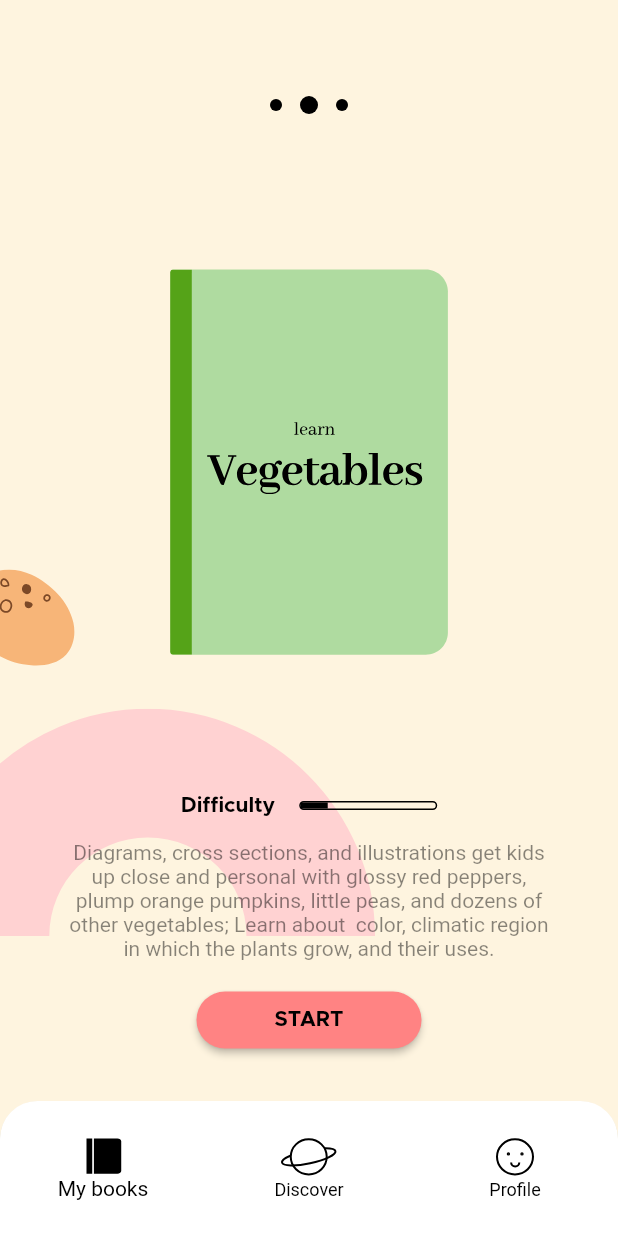
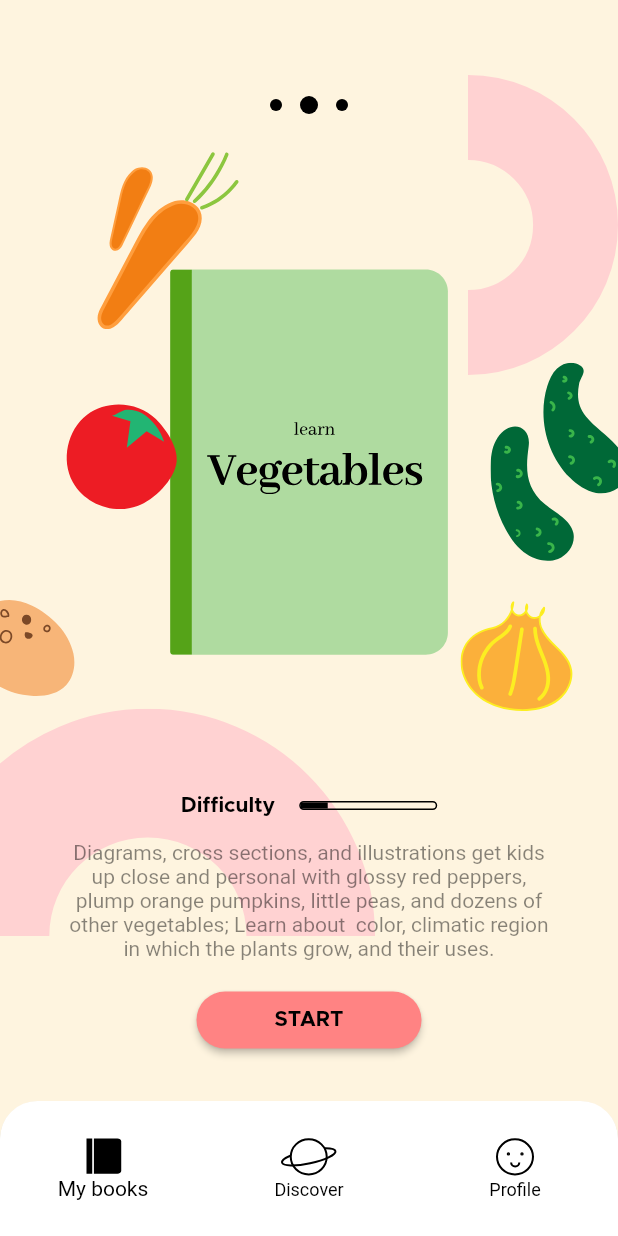
Before and after one commit to kevynrocha/flutter_education, a Flutter app: the screen it shows after launch, swiped to page 2, on a phone screen of 412 x 824 dp. Run offline on Flutter 3.47's test engine with Material 2 defaults, Android fonts, the phone set to English and light mode, and no system bars; our stand-ins replace flutter_svg, google_fonts.

Commit message:
feature: created animate vegetables

```diff
--- a/lib/home/presentation/widgets/animated_items_widget.dart
+++ b/lib/home/presentation/widgets/animated_items_widget.dart
@@ -21,23 +21,23 @@ class AnimatedItemsWidget extends StatelessWidget {
 }
 
 class _PlantAnimatedItems extends StatelessWidget {
-  static const double _size01 = 50;
-  static const double _size02 = 60;
-  static const double _size03 = 70;
-  static const double _size04 = 100;
-  static const double _size05 = 150;
-  static const double _size06 = 250;
+  static const double _size1 = 50;
+  static const double _size2 = 60;
+  static const double _size3 = 70;
+  static const double _size4 = 100;
+  static const double _size5 = 150;
+  static const double _size6 = 250;
 
   _PlantAnimatedItems({required this.factor});
 
   final double factor;
 
   final _tween1 = EdgeInsetsTween(
-    begin: const EdgeInsets.only(left: 120, top: 80),
+    begin: const EdgeInsets.only(left: 120, top: 79),
     end: const EdgeInsets.only(left: -70, top: -50),
   );
 
-  final _tween2 = Tween<double>(begin: 0, end: -_size04);
+  final _tween2 = Tween<double>(begin: 0, end: -_size4);
 
   final _tween3 = TweenSequence<double>([
     TweenSequenceItem(
@@ -49,35 +49,50 @@ class _PlantAnimatedItems extends StatelessWidget {
       weight: 1,
     ),
     TweenSequenceItem(
-      tween: Tween(begin: 0, end: -_size06),
+      tween: Tween(begin: 0, end: -_size6),
       weight: 1,
     ),
   ]);
 
   final _tween4 = EdgeInsetsTween(
-    begin: const EdgeInsets.only(right: _size03, top: 360),
-    end: const EdgeInsets.only(right: -_size03, top: 300),
+    begin: const EdgeInsets.only(right: _size3, top: 360),
+    end: const EdgeInsets.only(right: -_size3, top: 300),
   );
 
   final _tween5 = EdgeInsetsTween(
     begin: const EdgeInsets.only(right: 0, bottom: 320),
-    end: const EdgeInsets.only(right: -_size01, bottom: 200),
+    end: const EdgeInsets.only(right: -_size1, bottom: 200),
   );
 
   final _tween6 = EdgeInsetsTween(
     begin: const EdgeInsets.only(right: 0, top: 80),
-    end: const EdgeInsets.only(right: -_size05, top: 0),
+    end: const EdgeInsets.only(right: -_size5, top: 0),
   );
 
   final _tween7 = EdgeInsetsTween(
     begin: const EdgeInsets.only(left: 30, top: 180),
-    end: const EdgeInsets.only(left: 60, top: -_size03),
+    end: const EdgeInsets.only(left: 60, top: -_size3),
   );
 
   final _tween8 = EdgeInsetsTween(
     begin: const EdgeInsets.only(left: 30, top: 80),
-    end: const EdgeInsets.only(left: -_size05, top: 0),
+    end: const EdgeInsets.only(left: -_size5, top: 0),
   );
+
+  final _tween9 = TweenSequence<double>([
+    TweenSequenceItem(
+      tween: Tween(begin: -30, end: 0),
+      weight: 1,
+    ),
+    TweenSequenceItem(
+      tween: Tween(begin: 0, end: 0),
+      weight: 1,
+    ),
+    TweenSequenceItem(
+      tween: Tween(begin: 0, end: -_size4),
+      weight: 1,
+    ),
+  ]);
 
   @override
   Widget build(BuildContext context) {
@@ -88,7 +103,15 @@ class _PlantAnimatedItems extends StatelessWidget {
           bottom: 200,
           child: SvgPicture.asset(
             'assets/images/plant/animated_plant_7.svg',
-            width: _size06,
+            width: _size6,
+          ),
+        ),
+        Positioned(
+          right: _tween9.evaluate(AlwaysStoppedAnimation(factor * 3 / 2)),
+          top: 50,
+          child: SvgPicture.asset(
+            'assets/images/plant/animated_plant_9.svg',
+            width: _size4,
           ),
         ),
         Positioned(
@@ -96,7 +119,7 @@ class _PlantAnimatedItems extends StatelessWidget {
           bottom: 300,
           child: SvgPicture.asset(
             'assets/images/plant/animated_plant_1.svg',
-            width: _size04,
+            width: _size4,
           ),
         ),
         Positioned(
@@ -104,7 +127,7 @@ class _PlantAnimatedItems extends StatelessWidget {
           top: _tween4.evaluate(AlwaysStoppedAnimation(factor * 3)).top,
           child: SvgPicture.asset(
             'assets/images/plant/animated_plant_2.svg',
-            width: _size03,
+            width: _size3,
           ),
         ),
         Positioned(
@@ -112,7 +135,7 @@ class _PlantAnimatedItems extends StatelessWidget {
           bottom: _tween5.evaluate(AlwaysStoppedAnimation(factor * 3)).bottom,
           child: SvgPicture.asset(
             'assets/images/plant/animated_plant_3.svg',
-            width: _size01,
+            width: _size1,
           ),
         ),
         Positioned(
@@ -120,7 +143,7 @@ class _PlantAnimatedItems extends StatelessWidget {
           top: _tween6.evaluate(AlwaysStoppedAnimation(factor * 3)).top,
           child: SvgPicture.asset(
             'assets/images/plant/animated_plant_4.svg',
-            width: _size05,
+            width: _size5,
           ),
         ),
         Positioned(
@@ -128,7 +151,7 @@ class _PlantAnimatedItems extends StatelessWidget {
           top: _tween1.evaluate(AlwaysStoppedAnimation(factor * 3)).top,
           child: SvgPicture.asset(
             'assets/images/plant/animated_plant_5.svg',
-            width: _size03,
+            width: _size3,
           ),
         ),
         Positioned(
@@ -136,7 +159,7 @@ class _PlantAnimatedItems extends StatelessWidget {
           top: _tween7.evaluate(AlwaysStoppedAnimation(factor * 3)).top,
           child: SvgPicture.asset(
             'assets/images/plant/animated_plant_6.svg',
-            height: _size03,
+            height: _size3,
           ),
         ),
         Positioned(
@@ -144,7 +167,7 @@ class _PlantAnimatedItems extends StatelessWidget {
           top: _tween8.evaluate(AlwaysStoppedAnimation(factor * 3)).top,
           child: SvgPicture.asset(
             'assets/images/plant/animated_plant_8.svg',
-            width: _size02,
+            width: _size2,
           ),
         ),
       ],
@@ -153,36 +176,211 @@ class _PlantAnimatedItems extends StatelessWidget {
 }
 
 class _VegetableAnimatedItems extends StatelessWidget {
-  static const double _size = 50;
+  static const double _size1 = 50;
+  static const double _size2 = 75;
+  static const double _size3 = 85;
+  static const double _size4 = 100;
 
   _VegetableAnimatedItems({required this.factor});
 
-  final _tween1 = TweenSequence<double>([
+  final double factor;
+
+  final _tween1 = TweenSequence<EdgeInsets>([
     TweenSequenceItem(
-      tween: Tween(begin: -_size, end: 0),
+      tween: EdgeInsetsTween(
+        begin: const EdgeInsets.only(left: -_size1, top: 450),
+        end: const EdgeInsets.only(left: 0, top: 400),
+      ),
       weight: 1,
     ),
     TweenSequenceItem(
-      tween: Tween(begin: 0, end: 0),
+      tween: EdgeInsetsTween(
+        begin: const EdgeInsets.only(left: 0, top: 400),
+        end: const EdgeInsets.only(left: 0, top: 400),
+      ),
       weight: 1,
     ),
     TweenSequenceItem(
-      tween: Tween(begin: 0, end: -_size),
+      tween: EdgeInsetsTween(
+        begin: const EdgeInsets.only(left: 0, top: 400),
+        end: const EdgeInsets.only(left: -_size1, top: 450),
+      ),
       weight: 1,
     ),
   ]);
 
-  final _tween2 = TweenSequence<double>([
+  final _tween2 = TweenSequence<EdgeInsets>([
     TweenSequenceItem(
-      tween: Tween(begin: -_size, end: 0),
+      tween: EdgeInsetsTween(
+        begin: const EdgeInsets.only(left: -_size4, top: 400),
+        end: const EdgeInsets.only(left: 30, top: 250),
+      ),
       weight: 1,
     ),
     TweenSequenceItem(
-      tween: Tween(begin: 0, end: 0),
+      tween: EdgeInsetsTween(
+        begin: const EdgeInsets.only(left: 30, top: 255),
+        end: const EdgeInsets.only(left: 30, top: 255),
+      ),
       weight: 1,
     ),
     TweenSequenceItem(
-      tween: Tween(begin: 0, end: -_size),
+      tween: EdgeInsetsTween(
+        begin: const EdgeInsets.only(left: 30, top: 255),
+        end: const EdgeInsets.only(left: 60, top: -_size4),
+      ),
+      weight: 1,
+    ),
+  ]);
+
+  final _tween3 = TweenSequence<EdgeInsets>([
+    TweenSequenceItem(
+      tween: EdgeInsetsTween(
+        begin: const EdgeInsets.only(left: -_size2, top: -_size2),
+        end: const EdgeInsets.only(left: 60, top: 100),
+      ),
+      weight: 1,
+    ),
+    TweenSequenceItem(
+      tween: EdgeInsetsTween(
+        begin: const EdgeInsets.only(left: 60, top: 100),
+        end: const EdgeInsets.only(left: 60, top: 100),
+      ),
+      weight: 1,
+    ),
+    TweenSequenceItem(
+      tween: EdgeInsetsTween(
+        begin: const EdgeInsets.only(left: 60, top: 100),
+        end: const EdgeInsets.only(left: -_size2, top: 100),
+      ),
+      weight: 1,
+    ),
+  ]);
+
+  final _tween4 = TweenSequence<EdgeInsets>([
+    TweenSequenceItem(
+      tween: EdgeInsetsTween(
+        begin: const EdgeInsets.only(right: -_size4, bottom: 300),
+        end: const EdgeInsets.only(right: 30, bottom: 350),
+      ),
+      weight: 1,
+    ),
+    TweenSequenceItem(
+      tween: EdgeInsetsTween(
+        begin: const EdgeInsets.only(right: 30, bottom: 350),
+        end: const EdgeInsets.only(right: 30, bottom: 350),
+      ),
+      weight: 1,
+    ),
+    TweenSequenceItem(
+      tween: EdgeInsetsTween(
+        begin: const EdgeInsets.only(right: 30, bottom: 350),
+        end: const EdgeInsets.only(right: -_size4, bottom: 600),
+      ),
+      weight: 1,
+    ),
+  ]);
+
+  final _tween5 = TweenSequence<EdgeInsets>([
+    TweenSequenceItem(
+      tween: EdgeInsetsTween(
+        begin: const EdgeInsets.only(right: -_size3, bottom: 600),
+        end: const EdgeInsets.only(right: 0, bottom: 450),
+      ),
+      weight: 1,
+    ),
+    TweenSequenceItem(
+      tween: EdgeInsetsTween(
+        begin: const EdgeInsets.only(right: 0, bottom: 450),
+        end: const EdgeInsets.only(right: 0, bottom: 450),
+      ),
+      weight: 1,
+    ),
+    TweenSequenceItem(
+      tween: EdgeInsetsTween(
+        begin: const EdgeInsets.only(right: 0, bottom: 450),
+        end: const EdgeInsets.only(right: -_size3, bottom: 300),
+      ),
+      weight: 1,
+    ),
+  ]);
+
+  @override
+  Widget build(BuildContext context) {
+    return Stack(
+      children: [
+        Positioned(
+          left: _tween1.evaluate(AlwaysStoppedAnimation(factor * 3 / 2)).left,
+          top: _tween1.evaluate(AlwaysStoppedAnimation(factor * 3 / 2)).top,
+          child: SvgPicture.asset(
+            'assets/images/vegetable/animated_vegetable_1.svg',
+            width: _size1,
+          ),
+        ),
+        Positioned(
+          left: _tween2.evaluate(AlwaysStoppedAnimation(factor * 3 / 2)).left,
+          top: _tween2.evaluate(AlwaysStoppedAnimation(factor * 3 / 2)).top,
+          child: SvgPicture.asset(
+            'assets/images/vegetable/animated_vegetable_2.svg',
+            width: _size4,
+          ),
+        ),
+        Positioned(
+          left: _tween3.evaluate(AlwaysStoppedAnimation(factor * 3 / 2)).left,
+          top: _tween3.evaluate(AlwaysStoppedAnimation(factor * 3 / 2)).top,
+          child: SvgPicture.asset(
+            'assets/images/vegetable/animated_vegetable_3.svg',
+            width: _size4,
+          ),
+        ),
+        Positioned(
+          right: _tween4.evaluate(AlwaysStoppedAnimation(factor * 3 / 2)).right,
+          bottom:
+              _tween4.evaluate(AlwaysStoppedAnimation(factor * 3 / 2)).bottom,
+          child: SvgPicture.asset(
+            'assets/images/vegetable/animated_vegetable_4.svg',
+            width: _size2,
+          ),
+        ),
+        Positioned(
+          right: _tween5.evaluate(AlwaysStoppedAnimation(factor * 3 / 2)).right,
+          bottom:
+              _tween5.evaluate(AlwaysStoppedAnimation(factor * 3 / 2)).bottom,
+          child: SvgPicture.asset(
+            'assets/images/vegetable/animated_vegetable_5.svg',
+            width: _size3,
+          ),
+        ),
+      ],
+    );
+  }
+}
+
+class _PlanetAnimatedItems extends StatelessWidget {
+  static const double _size1 = 80;
+
+  _PlanetAnimatedItems({required this.factor});
+
+  final _tween1 = TweenSequence<EdgeInsets>([
+    TweenSequenceItem(
+      tween: EdgeInsetsTween(
+        begin: const EdgeInsets.only(left: 0, top: -_size1),
+        end: const EdgeInsets.only(left: 0, top: -_size1),
+      ),
+      weight: 1,
+    ),
+    TweenSequenceItem(
+      tween: EdgeInsetsTween(
+        begin: const EdgeInsets.only(left: 0, top: -_size1),
+        end: const EdgeInsets.only(left: 0, top: -_size1),
+      ),
+      weight: 1,
+    ),
+    TweenSequenceItem(
+      tween: EdgeInsetsTween(
+        begin: const EdgeInsets.only(left: 0, top: -_size1),
+        end: const EdgeInsets.only(left: 0, top: _size1),
+      ),
       weight: 1,
     ),
   ]);
@@ -194,70 +392,14 @@ class _VegetableAnimatedItems extends StatelessWidget {
     return Stack(
       children: [
         Positioned(
-          left: _tween1.evaluate(AlwaysStoppedAnimation(factor * 3 / 2)),
-          top: 0,
-          bottom: 0,
+          left: 0,
+          top: _tween1.evaluate(AlwaysStoppedAnimation(factor * 3 / 2)).top,
           child: SvgPicture.asset(
-            'assets/images/vegetable/animated_vegetable_1.svg',
-            width: _size,
+            'assets/images/planet/animated_planet_1.svg',
+            height: _size1,
           ),
         ),
       ],
     );
   }
 }
-
-class _PlanetAnimatedItems extends StatelessWidget {
-  static const double _size = 200;
-
-  _PlanetAnimatedItems({required this.factor});
-
-  final _tween = TweenSequence<double>([
-    TweenSequenceItem(
-      tween: Tween(begin: -200, end: -200),
-      weight: 1,
-    ),
-    TweenSequenceItem(
-      tween: Tween(begin: -200, end: -200),
-      weight: 1,
-    ),
-    TweenSequenceItem(
-      tween: Tween(begin: -200, end: 0),
-      weight: 1,
-    ),
-  ]);
-
-  final double factor;
-
-  @override
-  Widget build(BuildContext context) {
-    return Stack(
-      children: [
-        Positioned(
-          right: _tween.evaluate(AlwaysStoppedAnimation(factor * 3 / 2)),
-          top: 0,
-          bottom: 0,
-          child: Center(
-            child: Container(
-              color: Colors.white,
-              width: _size,
-              height: 100,
-            ),
-          ),
-        ),
-        Positioned(
-          left: 0,
-          right: 0,
-          bottom: _tween.evaluate(AlwaysStoppedAnimation(factor * 3 / 2)),
-          child: Center(
-            child: Container(
-              color: Colors.white,
-              width: _size,
-              height: 100,
-            ),
-          ),
-        ),
-      ],
-    );
-  }
-}
```
Also changed, not shown: assets/images/planet/animated_planet_1.svg (added), assets/images/planet/animated_planet_2.svg (added), assets/images/planet/animated_planet_3.svg (added), assets/images/planet/animated_planet_4.svg (added), assets/images/planet/animated_planet_5.svg (added), assets/images/planet/animated_planet_6.svg (added), assets/images/planet/animated_planet_7.svg (added), assets/images/plant/animated_plant_5.svg, assets/images/plant/animated_plant_9.svg (added), assets/images/vegetable/animated_vegetable_2.svg (added), assets/images/vegetable/animated_vegetable_3.svg (added), assets/images/vegetable/animated_vegetable_4.svg (added), assets/images/vegetable/animated_vegetable_5.svg (added).
